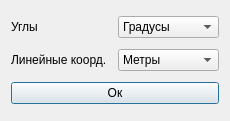
Before: the Qt Designer form SCTrans/settingssc.ui in colorbash/SCTrans, drawn with Qt 5.
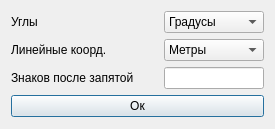
After: the same form once the commit is applied.

Patch:
```diff
--- a/SCTrans/settingssc.ui
+++ b/SCTrans/settingssc.ui
@@ -6,8 +6,8 @@
    <rect>
     <x>0</x>
     <y>0</y>
-    <width>230</width>
-    <height>121</height>
+    <width>275</width>
+    <height>129</height>
    </rect>
   </property>
   <property name="windowTitle">
@@ -23,8 +23,27 @@
        </property>
       </widget>
      </item>
+     <item>
+      <spacer name="horizontalSpacer">
+       <property name="orientation">
+        <enum>Qt::Horizontal</enum>
+       </property>
+       <property name="sizeHint" stdset="0">
+        <size>
+         <width>40</width>
+         <height>20</height>
+        </size>
+       </property>
+      </spacer>
+     </item>
      <item>
       <widget class="QComboBox" name="angl_cb">
+       <property name="minimumSize">
+        <size>
+         <width>100</width>
+         <height>0</height>
+        </size>
+       </property>
        <item>
         <property name="text">
          <string>Градусы</string>
@@ -48,8 +67,27 @@
        </property>
       </widget>
      </item>
+     <item>
+      <spacer name="horizontalSpacer_2">
+       <property name="orientation">
+        <enum>Qt::Horizontal</enum>
+       </property>
+       <property name="sizeHint" stdset="0">
+        <size>
+         <width>40</width>
+         <height>20</height>
+        </size>
+       </property>
+      </spacer>
+     </item>
      <item>
       <widget class="QComboBox" name="lin_cb">
+       <property name="minimumSize">
+        <size>
+         <width>100</width>
+         <height>0</height>
+        </size>
+       </property>
        <item>
         <property name="text">
          <string>Метры</string>
@@ -64,6 +102,46 @@
      </item>
     </layout>
    </item>
+   <item>
+    <layout class="QHBoxLayout" name="horizontalLayout_3">
+     <item>
+      <widget class="QLabel" name="label_3">
+       <property name="text">
+        <string>Знаков после запятой</string>
+       </property>
+      </widget>
+     </item>
+     <item>
+      <spacer name="horizontalSpacer_3">
+       <property name="orientation">
+        <enum>Qt::Horizontal</enum>
+       </property>
+       <property name="sizeHint" stdset="0">
+        <size>
+         <width>40</width>
+         <height>20</height>
+        </size>
+       </property>
+      </spacer>
+     </item>
+     <item>
+      <widget class="QLineEdit" name="sign_dot_le">
+       <property name="minimumSize">
+        <size>
+         <width>100</width>
+         <height>0</height>
+        </size>
+       </property>
+       <property name="maximumSize">
+        <size>
+         <width>100</width>
+         <height>16777215</height>
+        </size>
+       </property>
+      </widget>
+     </item>
+    </layout>
+   </item>
    <item>
     <widget class="QPushButton" name="ok_pb">
      <property name="text">
```
